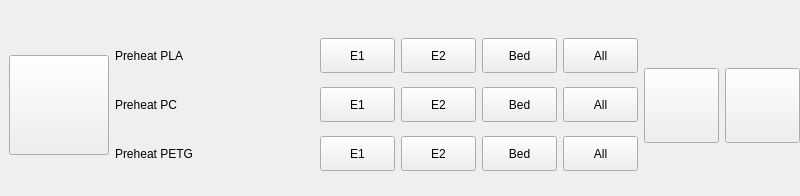
First picture: the form in ClientApp/qt/notactiveprintwidget.ui, repository re3Dprinting/touchscreen, before the edit.
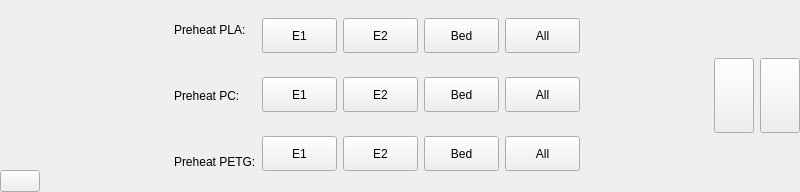
Second picture: the form after the edit. Icons and pictures are not drawn.

Commit message: Fixed babystepping bug, reorganized nonactive printingwidget buttons

What changed in the file:
```diff
--- a/ClientApp/qt/notactiveprintwidget.ui
+++ b/ClientApp/qt/notactiveprintwidget.ui
@@ -7,7 +7,7 @@
     <x>0</x>
     <y>0</y>
     <width>800</width>
-    <height>196</height>
+    <height>192</height>
    </rect>
   </property>
   <property name="maximumSize">
@@ -19,16 +19,37 @@
   <property name="windowTitle">
    <string>TemperatureWindow</string>
   </property>
-  <widget class="QWidget" name="">
-   <property name="geometry">
-    <rect>
-     <x>9</x>
-     <y>30</y>
-     <width>791</width>
-     <height>151</height>
-    </rect>
+  <layout class="QHBoxLayout" name="horizontalLayout_4">
+   <property name="leftMargin">
+    <number>0</number>
    </property>
-   <layout class="QHBoxLayout" name="NotActivePrint">
+   <property name="topMargin">
+    <number>0</number>
+   </property>
+   <property name="rightMargin">
+    <number>0</number>
+   </property>
+   <property name="bottomMargin">
+    <number>0</number>
+   </property>
+   <item>
+    <layout class="QVBoxLayout" name="verticalLayout_3">
+     <property name="spacing">
+      <number>0</number>
+     </property>
+     <item>
+      <spacer name="verticalSpacer">
+       <property name="orientation">
+        <enum>Qt::Vertical</enum>
+       </property>
+       <property name="sizeHint" stdset="0">
+        <size>
+         <width>20</width>
+         <height>40</height>
+        </size>
+       </property>
+      </spacer>
+     </item>
     <item>
      <widget class="QPushButton" name="Back">
       <property name="maximumSize">
@@ -52,17 +73,68 @@
       </property>
      </widget>
     </item>
+    </layout>
+   </item>
+   <item>
+    <spacer name="horizontalSpacer">
+     <property name="orientation">
+      <enum>Qt::Horizontal</enum>
+     </property>
+     <property name="sizeHint" stdset="0">
+      <size>
+       <width>40</width>
+       <height>20</height>
+      </size>
+     </property>
+    </spacer>
+   </item>
+   <item>
+    <layout class="QVBoxLayout" name="verticalLayout_2">
+     <item>
+      <widget class="QLabel" name="PreheatPLA">
+       <property name="sizePolicy">
+        <sizepolicy hsizetype="Maximum" vsizetype="Preferred">
+         <horstretch>0</horstretch>
+         <verstretch>0</verstretch>
+        </sizepolicy>
+       </property>
+       <property name="text">
+        <string>Preheat PLA:</string>
+       </property>
+      </widget>
+     </item>
+     <item>
+      <widget class="QLabel" name="PreheatPC">
+       <property name="sizePolicy">
+        <sizepolicy hsizetype="Maximum" vsizetype="Preferred">
+         <horstretch>0</horstretch>
+         <verstretch>0</verstretch>
+        </sizepolicy>
+       </property>
+       <property name="text">
+        <string>Preheat PC:</string>
+       </property>
+      </widget>
+     </item>
+     <item>
+      <widget class="QLabel" name="PreheatPETG">
+       <property name="sizePolicy">
+        <sizepolicy hsizetype="Maximum" vsizetype="Preferred">
+         <horstretch>0</horstretch>
+         <verstretch>0</verstretch>
+        </sizepolicy>
+       </property>
+       <property name="text">
+        <string>Preheat PETG:</string>
+       </property>
+      </widget>
+     </item>
+    </layout>
+   </item>
     <item>
      <layout class="QVBoxLayout" name="verticalLayout">
       <item>
        <layout class="QHBoxLayout" name="horizontalLayout">
-        <item>
-         <widget class="QLabel" name="PreheatPLA">
-          <property name="text">
-           <string>Preheat PLA</string>
-          </property>
-         </widget>
-        </item>
         <item>
          <widget class="QPushButton" name="m1e1">
           <property name="minimumSize">
@@ -185,13 +257,6 @@
       </item>
       <item>
        <layout class="QHBoxLayout" name="horizontalLayout_2">
-        <item>
-         <widget class="QLabel" name="PreheatPC">
-          <property name="text">
-           <string>Preheat PC</string>
-          </property>
-         </widget>
-        </item>
         <item>
          <widget class="QPushButton" name="m2e1">
           <property name="minimumSize">
@@ -314,13 +379,6 @@
       </item>
       <item>
        <layout class="QHBoxLayout" name="horizontalLayout_3">
-        <item>
-         <widget class="QLabel" name="PreheatPETG">
-          <property name="text">
-           <string>Preheat PETG</string>
-          </property>
-         </widget>
-        </item>
         <item>
          <widget class="QPushButton" name="m3e1">
           <property name="minimumSize">
@@ -443,6 +501,19 @@
       </item>
      </layout>
     </item>
+   <item>
+    <spacer name="horizontalSpacer_2">
+     <property name="orientation">
+      <enum>Qt::Horizontal</enum>
+     </property>
+     <property name="sizeHint" stdset="0">
+      <size>
+       <width>40</width>
+       <height>20</height>
+      </size>
+     </property>
+    </spacer>
+   </item>
     <item>
      <widget class="QPushButton" name="Fan">
       <property name="maximumSize">
@@ -490,7 +561,6 @@
      </widget>
     </item>
    </layout>
-  </widget>
  </widget>
  <resources/>
  <connections/>
```
Lines whose indentation alone changed are shown as unchanged. The commit also changes 7 other files.
